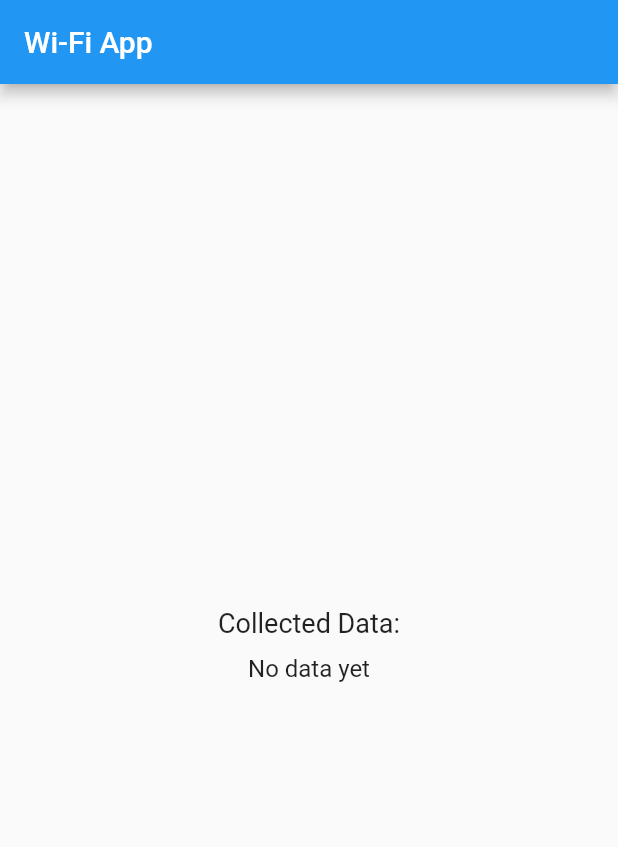
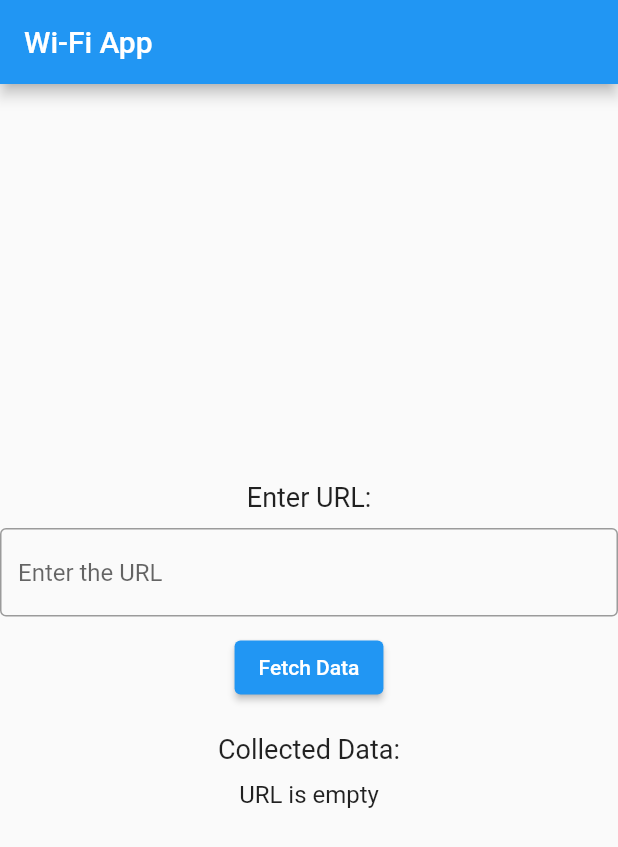
Before and after one commit to gowtham-star/Data_Transfer, a Flutter app: the screen it shows after launch, on a phone screen of 412 x 824 dp. Shown: the top 847 px of the screen. Run offline on Flutter 3.47's test engine with Material 2 defaults, Android fonts, the phone set to English and light mode, and no system bars.

Commit message:
Added input field to input url

```diff
--- a/lib/main.dart
+++ b/lib/main.dart
@@ -2,7 +2,6 @@ import 'package:flutter/material.dart';
 import 'package:http/http.dart' as http;
 import 'dart:convert';
 
-// URL http://192.168.86.31:5001/api/data
 import 'dart:async';
 
 void main() {
@@ -25,8 +24,10 @@ class WifiApp extends StatefulWidget {
 
 class _WifiAppState extends State<WifiApp> {
   String collectedData = "No data yet";
-  Duration refreshRate = Duration(seconds: 5); // Adjust refresh rate as needed
+  Duration refreshRate = Duration(seconds: 2);
   late Timer dataTimer;
+
+  TextEditingController urlController = TextEditingController();
 
   @override
   void initState() {
@@ -38,7 +39,15 @@ class _WifiAppState extends State<WifiApp> {
   }
 
   Future<void> fetchData() async {
-    final response = await http.get(Uri.parse('http://192.168.86.31:5001/api/data'));
+    final url = urlController.text;
+    if (url.isEmpty) {
+      setState(() {
+        collectedData = "URL is empty";
+      });
+      return;
+    }
+
+    final response = await http.get(Uri.parse(url));
     if (response.statusCode == 200) {
       setState(() {
         collectedData = json.decode(response.body).toString();
@@ -53,7 +62,7 @@ class _WifiAppState extends State<WifiApp> {
   @override
   void dispose() {
     super.dispose();
-    dataTimer.cancel(); // Cancel the timer when the widget is disposed
+    dataTimer.cancel();
   }
 
   @override
@@ -66,6 +75,21 @@ class _WifiAppState extends State<WifiApp> {
         child: Column(
           mainAxisAlignment: MainAxisAlignment.center,
           children: [
+            Text('Enter URL:', style: TextStyle(fontSize: 18)),
+            SizedBox(height: 10),
+            TextField(
+              controller: urlController,
+              decoration: InputDecoration(
+                hintText: 'Enter the URL',
+                border: OutlineInputBorder(),
+              ),
+            ),
+            SizedBox(height: 10),
+            ElevatedButton(
+              onPressed: fetchData,
+              child: Text('Fetch Data'),
+            ),
+            SizedBox(height: 20),
             Text('Collected Data:', style: TextStyle(fontSize: 18)),
             SizedBox(height: 10),
             Text(collectedData, style: TextStyle(fontSize: 16)),
```
